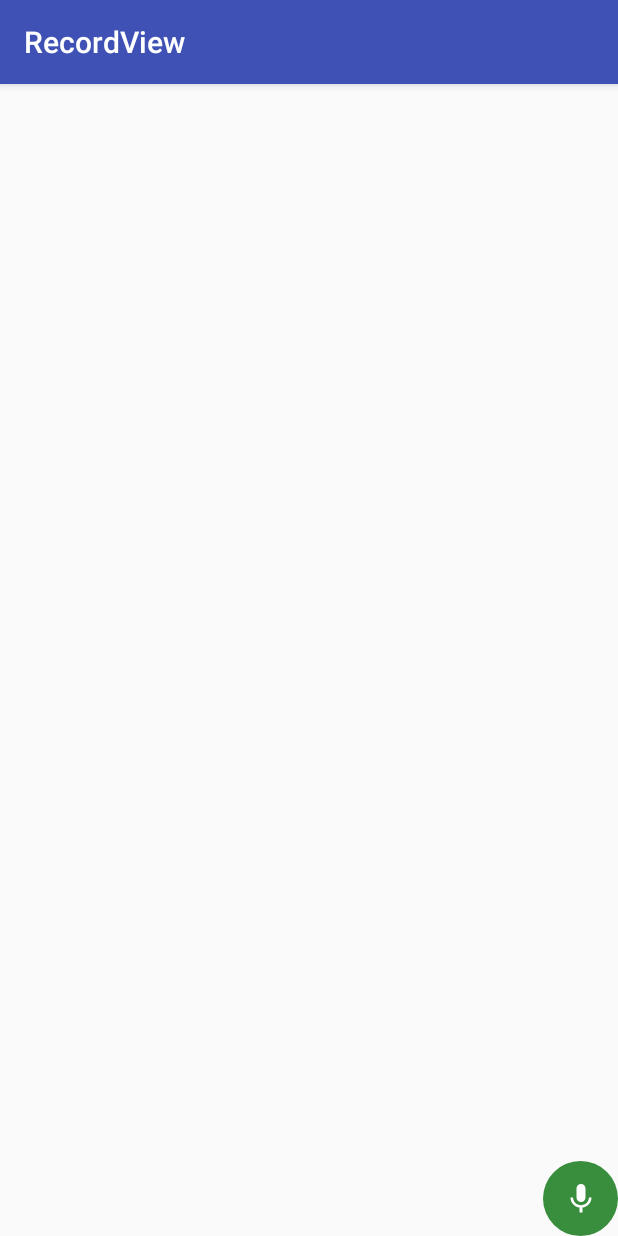
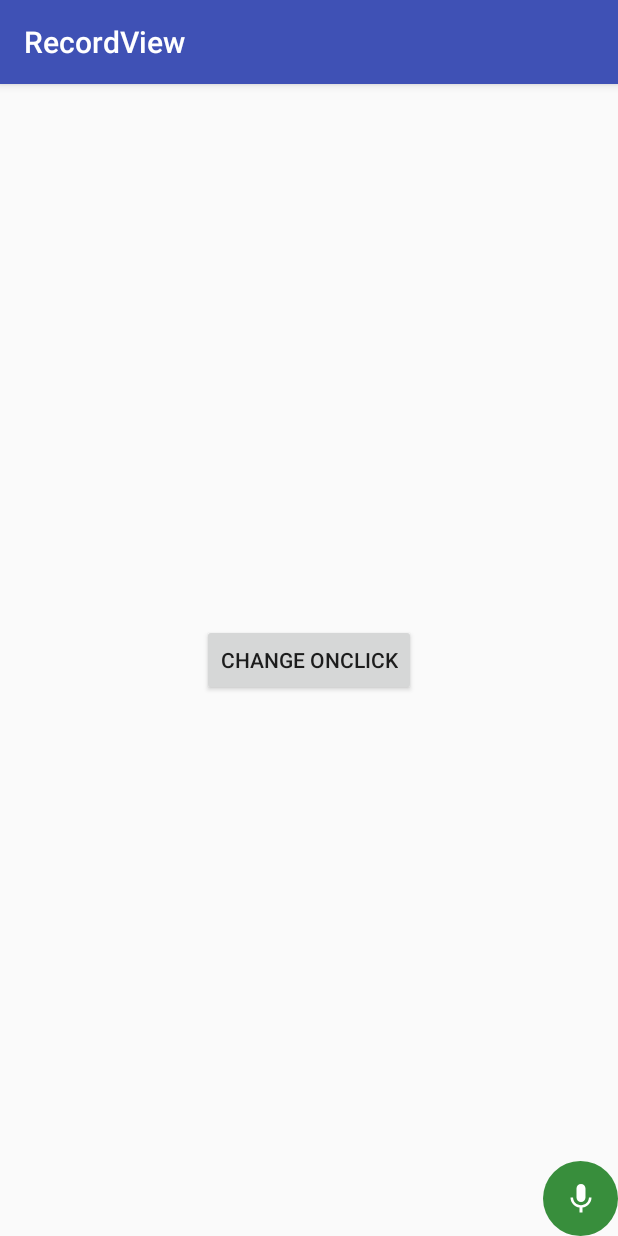
Before and after one commit to 3llomi/RecordView, an Android app: the screen it shows after launch (MainActivity), on a phone screen of 412 x 824 dp. Run offline under Robolectric (Android 15) with nearby library versions, the phone set to English and light mode, and no system bars; 1 statement that could not run was skipped.

Commit message:
* Fixed onRecordClickListener not called sometimes(Hopefully) * updated example with changeOnClick Button

```diff
--- a/app/src/main/java/com/devlomi/recordview/MainActivity.java
+++ b/app/src/main/java/com/devlomi/recordview/MainActivity.java
@@ -5,6 +5,7 @@ import android.os.Bundle;
 import android.support.v7.app.AppCompatActivity;
 import android.util.Log;
 import android.view.View;
+import android.widget.Button;
 import android.widget.Toast;
 
 import com.devlomi.record_view.OnBasketAnimationEnd;
@@ -24,13 +25,28 @@ public class MainActivity extends AppCompatActivity {
         setContentView(R.layout.activity_main);
 
         RecordView recordView = (RecordView) findViewById(R.id.record_view);
-        RecordButton recordButton = (RecordButton) findViewById(R.id.record_button);
+        final RecordButton recordButton = (RecordButton) findViewById(R.id.record_button);
+        Button btnChangeOnclick = (Button) findViewById(R.id.btn_change_onclick);
 
         //IMPORTANT
         recordButton.setRecordView(recordView);
 
         // if you want to click the button (in case if you want to make the record button a Send Button for example..)
 //        recordButton.setListenForRecord(false);
+
+        btnChangeOnclick.setOnClickListener(new View.OnClickListener() {
+            @Override
+            public void onClick(View v) {
+
+                if (recordButton.isListenForRecord()) {
+                    recordButton.setListenForRecord(false);
+                    Toast.makeText(MainActivity.this, "onClickEnabled", Toast.LENGTH_SHORT).show();
+                } else {
+                    recordButton.setListenForRecord(true);
+                    Toast.makeText(MainActivity.this, "onClickDisabled", Toast.LENGTH_SHORT).show();
+                }
+            }
+        });
 
         //ListenForRecord must be false ,otherwise onClick will not be called
         recordButton.setOnRecordClickListener(new OnRecordClickListener() {
--- a/app/src/main/res/layout/activity_main.xml
+++ b/app/src/main/res/layout/activity_main.xml
@@ -7,6 +7,13 @@
     android:layout_height="match_parent"
     tools:context="com.devlomi.recordview.MainActivity">
 
+    <Button
+        android:id="@+id/btn_change_onclick"
+        android:layout_width="wrap_content"
+        android:layout_height="wrap_content"
+        android:layout_centerInParent="true"
+        android:text="Change onClick" />
+
     <com.devlomi.record_view.RecordView
         android:id="@+id/record_view"
         android:layout_width="match_parent"
@@ -14,8 +21,8 @@
         android:layout_alignParentBottom="true"
         android:layout_toLeftOf="@id/record_button"
         app:slide_to_cancel_arrow="@drawable/ic_keyboard_arrow_left"
-        app:slide_to_cancel_text="Slide To Cancel"
-        app:slide_to_cancel_margin_right="10dp"/>
+        app:slide_to_cancel_margin_right="10dp"
+        app:slide_to_cancel_text="Slide To Cancel" />
 
     <com.devlomi.record_view.RecordButton
         android:id="@+id/record_button"
@@ -25,8 +32,7 @@
         android:layout_alignParentRight="true"
         android:background="@drawable/bg_mic"
         android:scaleType="centerInside"
-        app:src="@drawable/ic_mic_white"
-        />
+        app:src="@drawable/ic_mic_white" />
 
 
 </RelativeLayout>
--- a/record-view/build.gradle
+++ b/record-view/build.gradle
@@ -7,7 +7,7 @@ publish {
     groupId = 'com.devlomi.record-view'
     artifactId = 'record-view'
     uploadName = 'RecordView'
-    publishVersion = '1.2beta'
+    publishVersion = '1.2.2beta'
     desc = 'a Simple Audio Recorder View with hold to Record Button and Swipe to Cancel'
     dryRun = false
     website = 'https://github.com/3llomi/RecordView'
```
Also changed, not shown: record-view/src/main/java/com/devlomi/record_view/RecordButton.java (+29 -21 lines).
